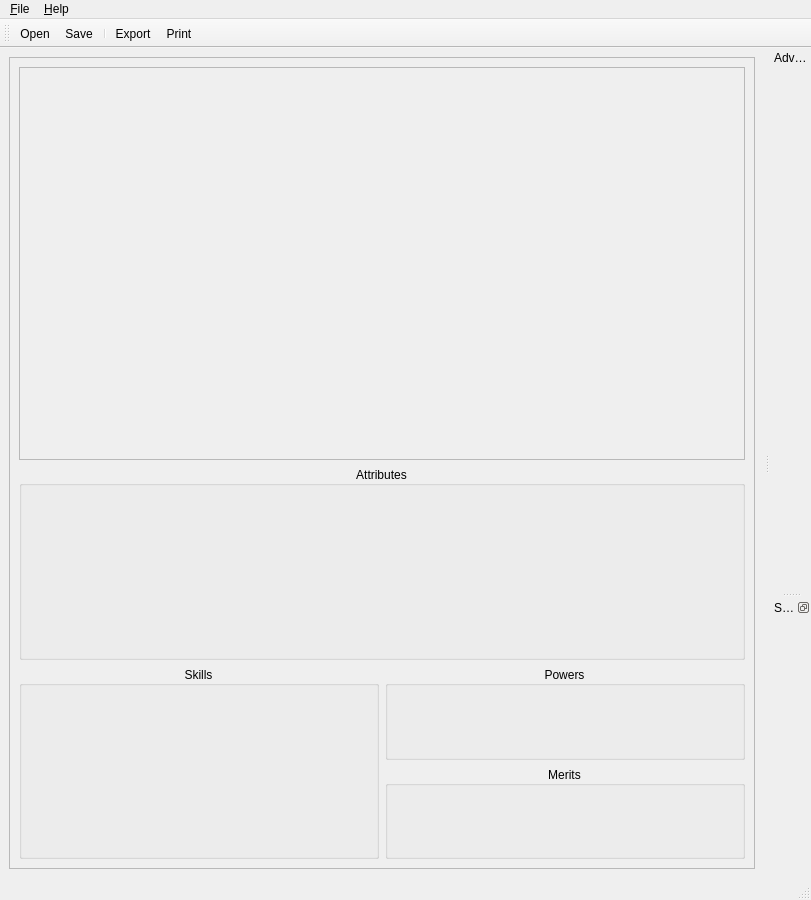
First picture: the form in ui/MainWindow.ui, repository Kamduis/SoulCreator, before the edit.
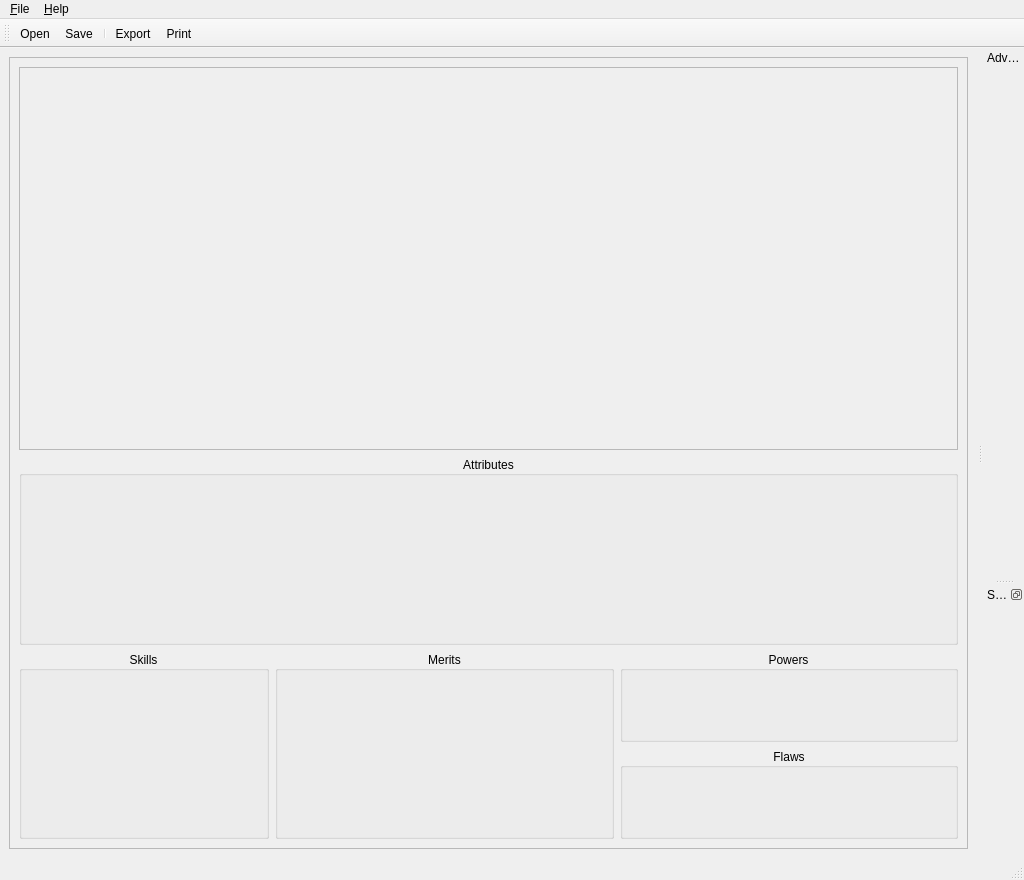
Second picture: the form after the edit.

Patch:
```diff
--- a/ui/MainWindow.ui
+++ b/ui/MainWindow.ui
@@ -6,8 +6,8 @@
    <rect>
     <x>0</x>
     <y>0</y>
-    <width>811</width>
-    <height>900</height>
+    <width>1024</width>
+    <height>880</height>
    </rect>
   </property>
   <property name="windowTitle">
@@ -37,8 +37,8 @@
         <rect>
          <x>0</x>
          <y>0</y>
-         <width>736</width>
-         <height>814</height>
+         <width>950</width>
+         <height>800</height>
         </rect>
        </property>
        <layout class="QVBoxLayout" name="verticalLayout">
@@ -113,6 +113,12 @@
                      <verstretch>0</verstretch>
                     </sizepolicy>
                    </property>
+                   <property name="maximumSize">
+                    <size>
+                     <width>250</width>
+                     <height>16777215</height>
+                    </size>
+                   </property>
                    <property name="title">
                     <string>Skills</string>
                    </property>
@@ -126,6 +132,21 @@
                    </layout>
                   </widget>
                  </item>
+                 <item>
+                  <widget class="QGroupBox" name="groupBox_merits">
+                   <property name="title">
+                    <string>Merits</string>
+                   </property>
+                   <property name="alignment">
+                    <set>Qt::AlignCenter</set>
+                   </property>
+                   <layout class="QVBoxLayout" name="layout_merits">
+                    <property name="margin">
+                     <number>0</number>
+                    </property>
+                   </layout>
+                  </widget>
+                 </item>
                  <item>
                   <layout class="QVBoxLayout" name="verticalLayout_5">
                    <item>
@@ -150,14 +171,20 @@
                     </widget>
                    </item>
                    <item>
-                    <widget class="QGroupBox" name="groupBox_merits">
+                    <widget class="QGroupBox" name="groupBox_flaws">
+                     <property name="sizePolicy">
+                      <sizepolicy hsizetype="Preferred" vsizetype="Minimum">
+                       <horstretch>0</horstretch>
+                       <verstretch>0</verstretch>
+                      </sizepolicy>
+                     </property>
                      <property name="title">
-                      <string>Merits</string>
+                      <string>Flaws</string>
                      </property>
                      <property name="alignment">
                       <set>Qt::AlignCenter</set>
                      </property>
-                     <layout class="QVBoxLayout" name="layout_merits">
+                     <layout class="QVBoxLayout" name="layout_flaws">
                       <property name="margin">
                        <number>0</number>
                       </property>
@@ -202,8 +229,8 @@
     <rect>
      <x>0</x>
      <y>0</y>
-     <width>811</width>
-     <height>23</height>
+     <width>1024</width>
+     <height>21</height>
     </rect>
    </property>
    <widget class="QMenu" name="menuFile">
@@ -237,12 +264,6 @@
     <number>2</number>
    </attribute>
    <widget class="QWidget" name="dockWidget_advantagesContents">
-    <property name="sizePolicy">
-     <sizepolicy hsizetype="Preferred" vsizetype="Expanding">
-      <horstretch>0</horstretch>
-      <verstretch>0</verstretch>
-     </sizepolicy>
-    </property>
     <layout class="QVBoxLayout" name="layout_advantages"/>
    </widget>
   </widget>
```
